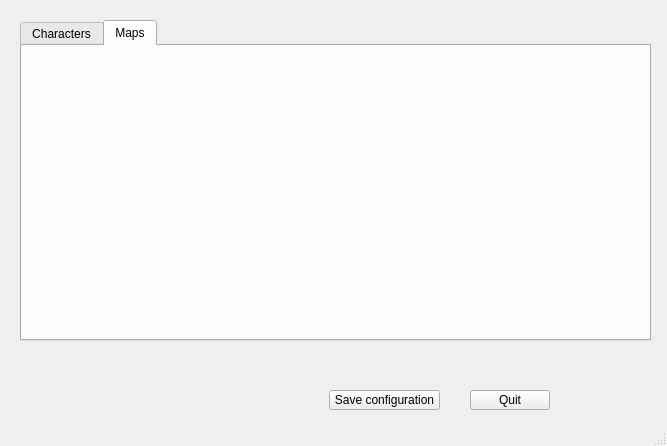
Before: the Qt Designer form rc/configurator.ui in Debrugger/platformer-fps, drawn with Qt 5.
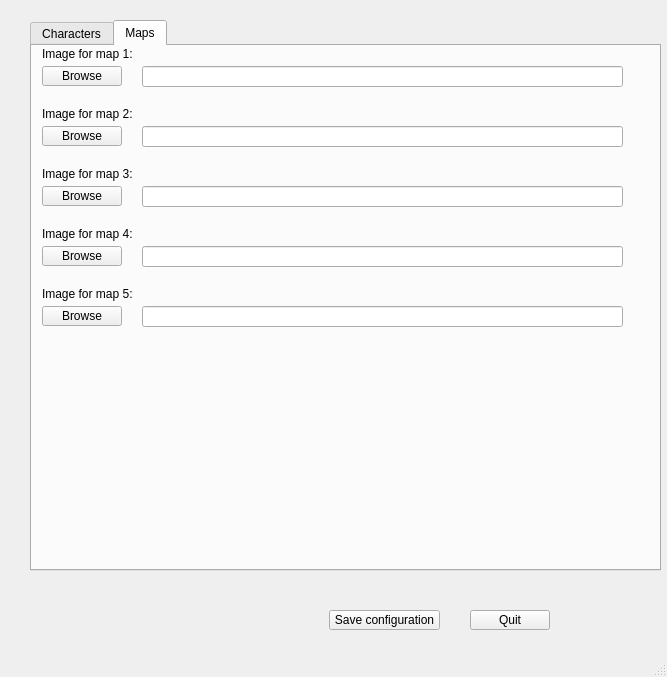
After: the same form once the commit is applied. The open tabs and pages were chosen to show the change.

Commit message: Configurator now changes Map previews

Diff of the .ui file:
```diff
--- a/rc/configurator.ui
+++ b/rc/configurator.ui
@@ -7,7 +7,7 @@
     <x>0</x>
     <y>0</y>
     <width>667</width>
-    <height>446</height>
+    <height>677</height>
    </rect>
   </property>
   <property name="windowTitle">
@@ -18,7 +18,7 @@
     <property name="geometry">
      <rect>
       <x>329</x>
-      <y>390</y>
+      <y>610</y>
       <width>111</width>
       <height>20</height>
      </rect>
@@ -31,7 +31,7 @@
     <property name="geometry">
      <rect>
       <x>470</x>
-      <y>390</y>
+      <y>610</y>
       <width>80</width>
       <height>20</height>
      </rect>
@@ -43,10 +43,10 @@
    <widget class="QTabWidget" name="tabWidget">
     <property name="geometry">
      <rect>
-      <x>20</x>
+      <x>30</x>
       <y>20</y>
       <width>631</width>
-      <height>321</height>
+      <height>551</height>
      </rect>
     </property>
     <property name="currentIndex">
@@ -241,13 +241,193 @@
      <attribute name="title">
       <string>Maps</string>
      </attribute>
+     <widget class="QLabel" name="m4_map_Label">
+      <property name="geometry">
+       <rect>
+        <x>10</x>
+        <y>180</y>
+        <width>131</width>
+        <height>16</height>
+       </rect>
+      </property>
+      <property name="text">
+       <string>Image for map 4:</string>
+      </property>
+     </widget>
+     <widget class="QPushButton" name="m1_map_Button">
+      <property name="geometry">
+       <rect>
+        <x>10</x>
+        <y>20</y>
+        <width>80</width>
+        <height>20</height>
+       </rect>
+      </property>
+      <property name="text">
+       <string>Browse</string>
+      </property>
+     </widget>
+     <widget class="QLineEdit" name="m5_map_lineEdit">
+      <property name="geometry">
+       <rect>
+        <x>110</x>
+        <y>260</y>
+        <width>481</width>
+        <height>21</height>
+       </rect>
+      </property>
+     </widget>
+     <widget class="QLabel" name="m3_map_Label">
+      <property name="geometry">
+       <rect>
+        <x>10</x>
+        <y>120</y>
+        <width>131</width>
+        <height>16</height>
+       </rect>
+      </property>
+      <property name="text">
+       <string>Image for map 3:</string>
+      </property>
+     </widget>
+     <widget class="QLabel" name="m1_map_Label">
+      <property name="geometry">
+       <rect>
+        <x>10</x>
+        <y>0</y>
+        <width>131</width>
+        <height>16</height>
+       </rect>
+      </property>
+      <property name="text">
+       <string>Image for map 1:</string>
+      </property>
+     </widget>
+     <widget class="QPushButton" name="m4_map_Button">
+      <property name="geometry">
+       <rect>
+        <x>10</x>
+        <y>200</y>
+        <width>80</width>
+        <height>20</height>
+       </rect>
+      </property>
+      <property name="text">
+       <string>Browse</string>
+      </property>
+     </widget>
+     <widget class="QLineEdit" name="m4_map_lineEdit">
+      <property name="geometry">
+       <rect>
+        <x>110</x>
+        <y>200</y>
+        <width>481</width>
+        <height>21</height>
+       </rect>
+      </property>
+     </widget>
+     <widget class="QPushButton" name="m2_map_Button">
+      <property name="geometry">
+       <rect>
+        <x>10</x>
+        <y>80</y>
+        <width>80</width>
+        <height>20</height>
+       </rect>
+      </property>
+      <property name="text">
+       <string>Browse</string>
+      </property>
+     </widget>
+     <widget class="QPushButton" name="m3_map_Button">
+      <property name="geometry">
+       <rect>
+        <x>10</x>
+        <y>140</y>
+        <width>80</width>
+        <height>20</height>
+       </rect>
+      </property>
+      <property name="text">
+       <string>Browse</string>
+      </property>
+     </widget>
+     <widget class="QLineEdit" name="m1_map_lineEdit">
+      <property name="geometry">
+       <rect>
+        <x>110</x>
+        <y>20</y>
+        <width>481</width>
+        <height>21</height>
+       </rect>
+      </property>
+     </widget>
+     <widget class="QLineEdit" name="m3_map_lineEdit">
+      <property name="geometry">
+       <rect>
+        <x>110</x>
+        <y>140</y>
+        <width>481</width>
+        <height>21</height>
+       </rect>
+      </property>
+     </widget>
+     <widget class="QPushButton" name="m5_map_Button">
+      <property name="geometry">
+       <rect>
+        <x>10</x>
+        <y>260</y>
+        <width>80</width>
+        <height>20</height>
+       </rect>
+      </property>
+      <property name="text">
+       <string>Browse</string>
+      </property>
+     </widget>
+     <widget class="QLabel" name="m5_map_Label">
+      <property name="geometry">
+       <rect>
+        <x>10</x>
+        <y>240</y>
+        <width>131</width>
+        <height>16</height>
+       </rect>
+      </property>
+      <property name="text">
+       <string>Image for map 5:</string>
+      </property>
+     </widget>
+     <widget class="QLabel" name="m2_map_Label">
+      <property name="geometry">
+       <rect>
+        <x>10</x>
+        <y>60</y>
+        <width>131</width>
+        <height>16</height>
+       </rect>
+      </property>
+      <property name="text">
+       <string>Image for map 2:</string>
+      </property>
+     </widget>
+     <widget class="QLineEdit" name="m2_map_lineEdit">
+      <property name="geometry">
+       <rect>
+        <x>110</x>
+        <y>80</y>
+        <width>481</width>
+        <height>21</height>
+       </rect>
+      </property>
+     </widget>
     </widget>
    </widget>
    <widget class="QLabel" name="status_label">
     <property name="geometry">
      <rect>
       <x>70</x>
-      <y>390</y>
+      <y>610</y>
       <width>181</width>
       <height>20</height>
      </rect>
```
Left out of the diff: 2 changed lines with no effect on the pictures. The commit also changes 4 other files.
